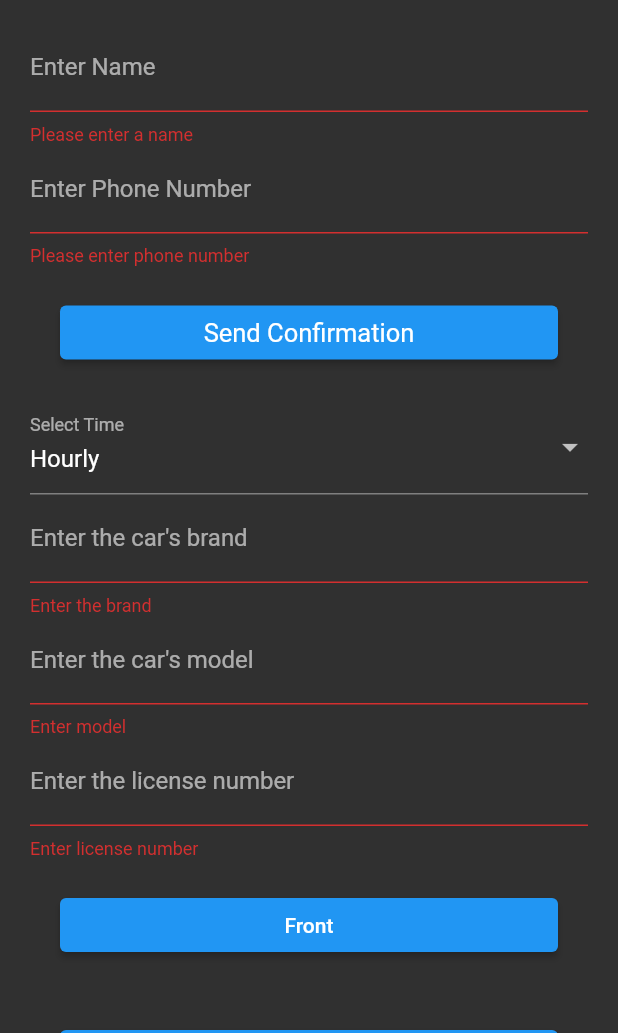
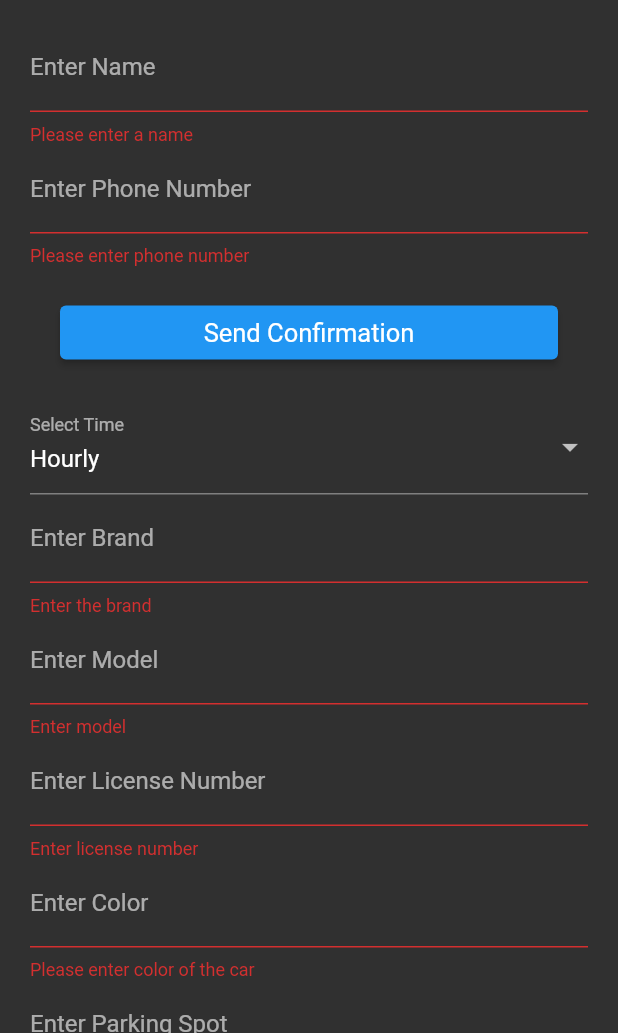
Before and after one commit to greenlightValet/valetApp, a Flutter app: the screen it shows after launch, after a tap on "Send Confirmation", on a phone screen of 412 x 824 dp, the part 203-1236 px from its top. Run offline on Flutter 3.47's test engine with Material 2 defaults, Android fonts, the phone set to English and light mode, and no system bars; our stand-ins replace image_picker; missing offline and left inert: twilio_flutter.

Commit message:
Color and parking spot field added

```diff
--- a/lib/homepage.dart
+++ b/lib/homepage.dart
@@ -111,6 +111,8 @@ class _ValetFormState extends State<ValetForm> {
   String _model = '';
   String _license = '';
   String _randNum = '';
+  String _color = '';
+  String _parking = '';
   int _selectedTime = 0;
   bool _nameCheck = false;
   bool _numCheck = false;
@@ -308,14 +310,14 @@ class _ValetFormState extends State<ValetForm> {
     ));
 
     formWidget.add(TextFormField(
-      decoration: const InputDecoration(
-          hintText: 'Brand', labelText: "Enter the car's brand"),
+      decoration:
+          const InputDecoration(hintText: 'Brand', labelText: "Enter Brand"),
       keyboardType: TextInputType.number,
       validator: (value) {
         if (value!.isEmpty) {
           return 'Enter the brand';
         }
-        Pattern pattern = r'^[a-zA-Z]+$';
+        Pattern pattern = r'^[a-zA-Z ]+$';
         RegExp regex = RegExp(pattern.toString());
 
         if (!regex.hasMatch(value.toString())) {
@@ -332,8 +334,8 @@ class _ValetFormState extends State<ValetForm> {
     ));
 
     formWidget.add(TextFormField(
-      decoration: const InputDecoration(
-          hintText: 'Model', labelText: "Enter the car's model"),
+      decoration:
+          const InputDecoration(hintText: 'Model', labelText: "Enter Model"),
       keyboardType: TextInputType.number,
       validator: (value) {
         if (value!.isEmpty) {
@@ -351,8 +353,7 @@ class _ValetFormState extends State<ValetForm> {
 
     formWidget.add(TextFormField(
       decoration: const InputDecoration(
-          hintText: 'License', labelText: 'Enter the license number'),
-      keyboardType: TextInputType.number,
+          hintText: 'License', labelText: 'Enter License Number'),
       validator: (value) {
         if (value!.isEmpty) {
           return 'Enter license number';
@@ -363,6 +364,56 @@ class _ValetFormState extends State<ValetForm> {
       onSaved: (value) {
         setState(() {
           _license = value.toString();
+        });
+      },
+    ));
+
+    formWidget.add(TextFormField(
+      decoration:
+          const InputDecoration(labelText: 'Enter Color', hintText: 'Color'),
+      validator: (value) {
+        if (value!.isEmpty) {
+          return 'Please enter color of the car';
+        }
+
+        Pattern pattern = r'^[a-zA-Z]+$';
+        RegExp regex = RegExp(pattern.toString());
+
+        if (!regex.hasMatch(value.toString())) {
+          return 'Enter a valid color';
+        } else {
+          _nameCheck = true;
+          return null;
+        }
+      },
+      onSaved: (value) {
+        setState(() {
+          _color = value.toString();
+        });
+      },
+    ));
+
+    formWidget.add(TextFormField(
+      decoration: const InputDecoration(
+          labelText: 'Enter Parking Spot', hintText: 'Parking'),
+      validator: (value) {
+        if (value!.isEmpty) {
+          return 'Please enter a parking spot';
+        }
+
+        Pattern pattern = r'^[a-zA-Z0-9]+$';
+        RegExp regex = RegExp(pattern.toString());
+
+        if (!regex.hasMatch(value.toString())) {
+          return 'Enter a valid parking spot';
+        } else {
+          _nameCheck = true;
+          return null;
+        }
+      },
+      onSaved: (value) {
+        setState(() {
+          _parking = value.toString();
         });
       },
     ));
--- a/lib/main.dart
+++ b/lib/main.dart
@@ -2,5 +2,5 @@ import 'package:flutter/material.dart';
 import 'homepage.dart';
 
 void main() {
-  runApp(Homepage());
+  runApp(const Homepage());
 }
```
